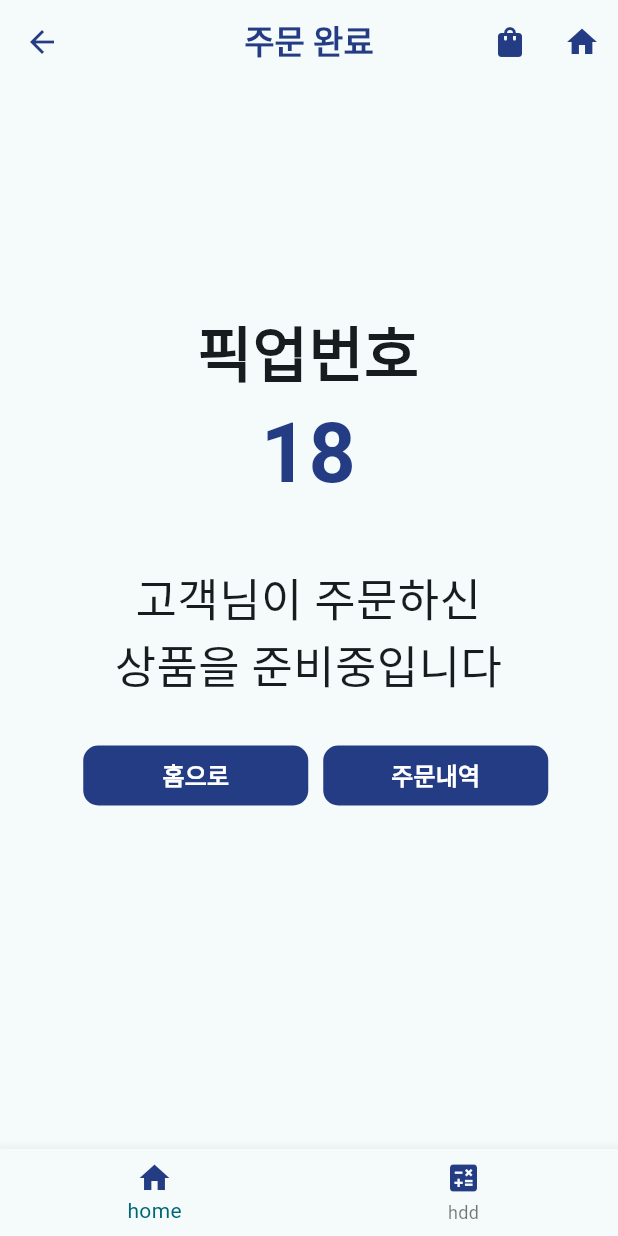
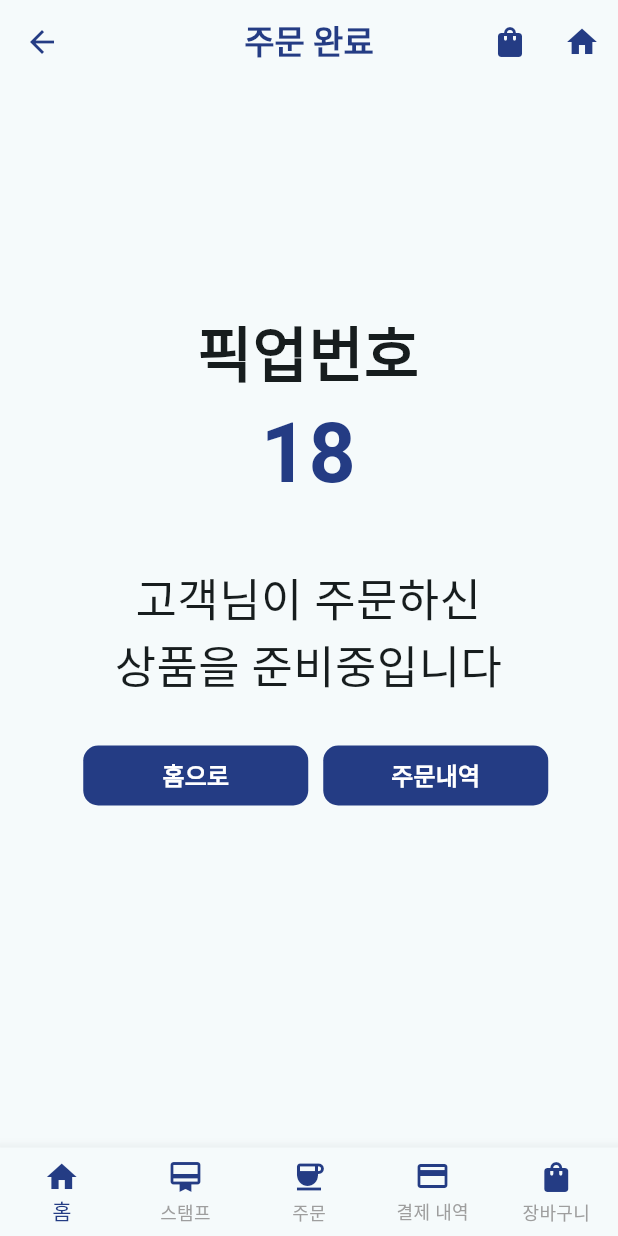
Before and after one commit to poula9744/flutter_udiya, a Flutter app: the JaeHyeon screen opened by its route, on a phone screen of 412 x 824 dp. Run offline on Flutter 3.47's test engine with Material 3 defaults, Android fonts, the phone set to English and light mode, and no system bars.

Commit message:
재현연결

```diff
--- a/lib/JaeHyeon/jaehyeon.dart
+++ b/lib/JaeHyeon/jaehyeon.dart
@@ -94,15 +94,31 @@ class JaeHyeon extends StatelessWidget {
         ),
       ),
       bottomNavigationBar: BottomNavigationBar(
+        type: BottomNavigationBarType.fixed,
+        unselectedFontSize: 12.0,
+        showSelectedLabels: true,
+        showUnselectedLabels: true,
+        selectedItemColor: Color(0xff243c84),
+        unselectedItemColor: Color(0xff9e9e9e),
         onTap: (int index) {
           switch (index) {
             case 0:
-              Navigator.pushNamed(context, '/subin');
+              Navigator.pushNamed(context, '/');
               break;
             case 1:
               Navigator.pushNamed(context, '/youngsoo');
               break;
+            case 2:
+              Navigator.pushNamed(context, '/youngsoo');
+              break;
+            case 3:
+              Navigator.pushNamed(context, '/youngsoo');
+              break;
+            case 4:
+              Navigator.pushNamed(context, '/youngsoo');
+              break;
             default:
+
           }
         },
         items: [
@@ -111,13 +127,31 @@ class JaeHyeon extends StatelessWidget {
                 Icons.home,
                 color: Color(0xff243c84),
               ),
-              label: 'home'),
+              label: '홈'),
           BottomNavigationBarItem(
               icon: Icon(
-                Icons.calculate,
+                Icons.card_membership,
                 color: Color(0xff243c84),
               ),
-              label: 'hdd'),
+              label: '스탬프'),
+          BottomNavigationBarItem(
+              icon: Icon(
+                Icons.coffee,
+                color: Color(0xff243c84),
+              ),
+              label: '주문'),
+          BottomNavigationBarItem(
+              icon: Icon(
+                Icons.credit_card,
+                color: Color(0xff243c84),
+              ),
+              label: '결제 내역'),
+          BottomNavigationBarItem(
+              icon: Icon(
+                Icons.shopping_bag,
+                color: Color(0xff243c84),
+              ),
+              label: '장바구니'),
         ],
 
         //selectedItemColor: Color.fromARGB(255, 197, 142, 233),
```
Also changed, not shown: lib/JaeHyeon/jaehyeon2.dart (+38 -4 lines), lib/JaeHyeon/jaehyeon3.dart (+38 -4 lines).
